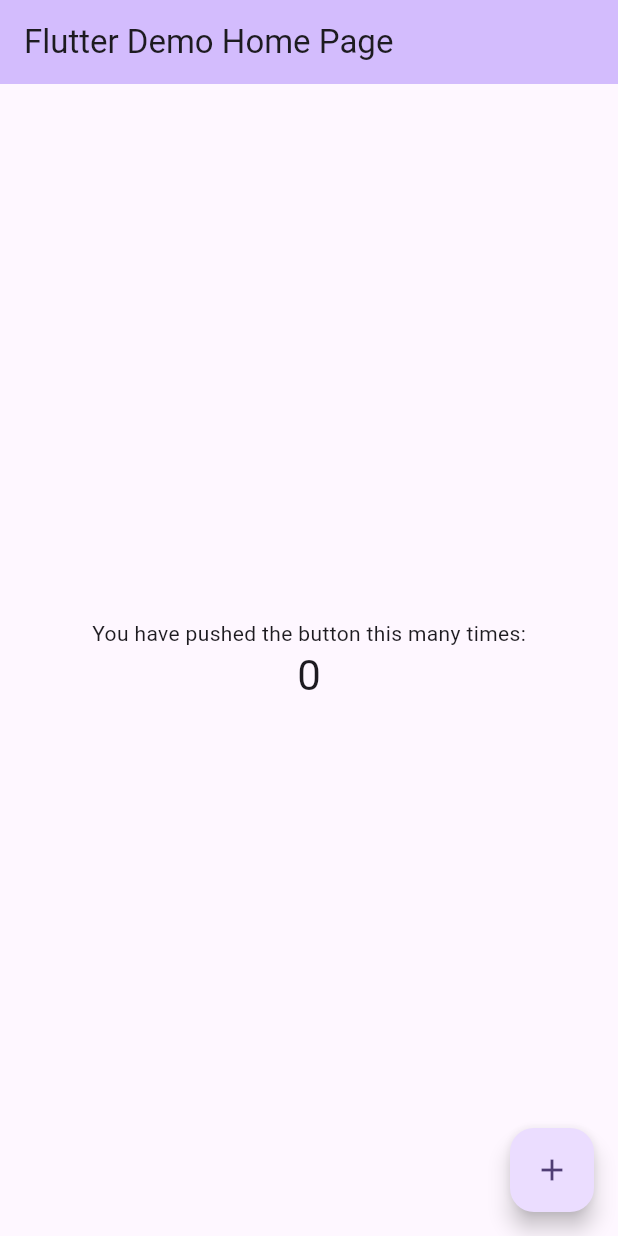
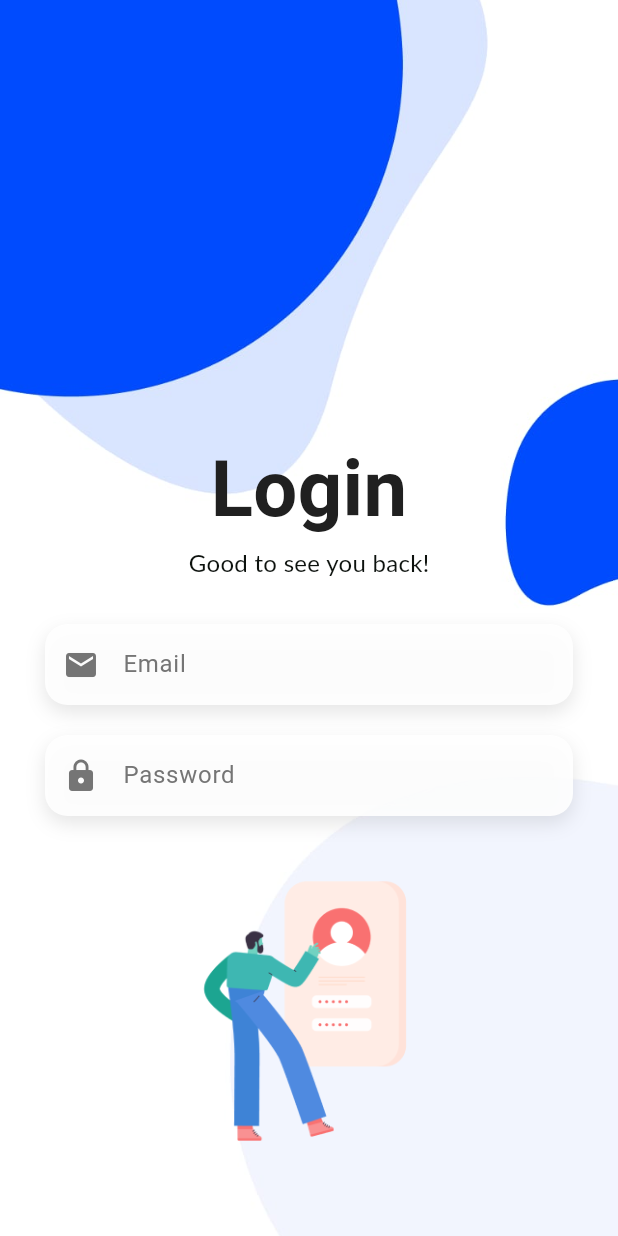
Before and after one commit to baobao0303/ecommerce, a Flutter app: the screen it shows after launch, on a phone screen of 412 x 824 dp. Run offline on Flutter 3.47's test engine with Material 3 defaults, Android fonts, the phone set to English and light mode, and no system bars; Roboto replaces fonts that are missing (Lato, Raleway).

Commit message:
no mesage

```diff
--- a/ecommerce_mobile/lib/main.dart
+++ b/ecommerce_mobile/lib/main.dart
@@ -1,4 +1,5 @@
 import 'package:flutter/material.dart';
+import 'views/screens/authentication_screens/login_screen.dart';
 
 void main() {
   runApp(const MyApp());
@@ -30,7 +31,7 @@ class MyApp extends StatelessWidget {
         // tested with just a hot reload.
         colorScheme: ColorScheme.fromSeed(seedColor: Colors.deepPurple),
       ),
-      home: const MyHomePage(title: 'Flutter Demo Home Page'),
+      home: const LoginScreen(),
     );
   }
 }
--- /dev/null
+++ b/ecommerce_mobile/lib/views/screens/authentication_screens/login_screen.dart
@@ -0,0 +1,115 @@
+import 'package:flutter/material.dart';
+
+class LoginScreen extends StatelessWidget {
+  const LoginScreen({super.key});
+
+  @override
+  Widget build(BuildContext context) {
+    return Scaffold(
+      body: Container(
+        width: double.infinity,
+        height: double.infinity,
+        decoration: BoxDecoration(
+          image: DecorationImage(
+            image: AssetImage("assets/images/bg-login.jpeg"),
+            fit: BoxFit.cover,
+          ),
+        ),
+        child: Column(
+            mainAxisAlignment: MainAxisAlignment.end,
+            children: [
+                Text("Login",
+                    textAlign: TextAlign.start,
+                    style: TextStyle(
+                        fontFamily: 'Raleway',
+                        color: Color(0xFF202020),
+                        fontWeight: FontWeight.bold,
+                        fontSize: 52,
+                        letterSpacing: 0.2
+                    )
+                ),
+                Text("Good to see you back!",
+                    style: TextStyle(
+                        fontFamily: 'Lato',
+                        color: Color(0xFF0d120E),
+                        fontSize: 16,
+                        letterSpacing: 0.2
+                    )
+                ),
+
+                SizedBox(height: 30),
+
+                // Email Field
+                Container(
+                  margin: EdgeInsets.symmetric(horizontal: 30),
+                  decoration: BoxDecoration(
+                    color: Colors.white.withOpacity(0.9),
+                    borderRadius: BorderRadius.circular(15),
+                    boxShadow: [
+                      BoxShadow(
+                        color: Colors.black.withOpacity(0.1),
+                        blurRadius: 10,
+                        offset: Offset(0, 5),
+                      ),
+                    ],
+                  ),
+                  child: TextField(
+                    decoration: InputDecoration(
+                      hintText: "Email",
+                      hintStyle: TextStyle(
+                        color: Colors.grey[600],
+                        fontSize: 16,
+                      ),
+                      prefixIcon: Icon(Icons.email, color: Colors.grey[600]),
+                      border: InputBorder.none,
+                      contentPadding: EdgeInsets.symmetric(horizontal: 20, vertical: 15),
+                    ),
+                  ),
+                ),
+
+                SizedBox(height: 20),
+
+                // Password Field
+                Container(
+                  margin: EdgeInsets.symmetric(horizontal: 30),
+                  decoration: BoxDecoration(
+                    color: Colors.white.withOpacity(0.9),
+                    borderRadius: BorderRadius.circular(15),
+                    boxShadow: [
+                      BoxShadow(
+                        color: Colors.black.withOpacity(0.1),
+                        blurRadius: 10,
+                        offset: Offset(0, 5),
+                      ),
+                    ],
+                  ),
+                  child: TextField(
+                    obscureText: true,
+                    decoration: InputDecoration(
+                      hintText: "Password",
+                      hintStyle: TextStyle(
+                        color: Colors.grey[600],
+                        fontSize: 16,
+                      ),
+                      prefixIcon: Icon(Icons.lock, color: Colors.grey[600]),
+                      border: InputBorder.none,
+                      contentPadding: EdgeInsets.symmetric(horizontal: 20, vertical: 15),
+                    ),
+                  ),
+                ),
+
+                SizedBox(height: 30),
+
+                Image.asset("assets/images/Illustration.png",
+                    width: 200,
+                    height: 200,
+                    fit: BoxFit.cover,
+                ),
+
+                SizedBox(height: 50),
+            ],
+        ),
+      ),
+    );
+  }
+}
--- a/ecommerce_mobile/pubspec.yaml
+++ b/ecommerce_mobile/pubspec.yaml
@@ -34,6 +34,7 @@ dependencies:
   # The following adds the Cupertino Icons font to your application.
   # Use with the CupertinoIcons class for iOS style icons.
   cupertino_icons: ^1.0.8
+  google_fonts: ^6.3.1
 
 dev_dependencies:
   flutter_test:
```
Also changed, not shown: ecommerce_mobile/assets/images/bg-login.jpeg (added), ecommerce_mobile/pubspec.lock, 10 other files.
